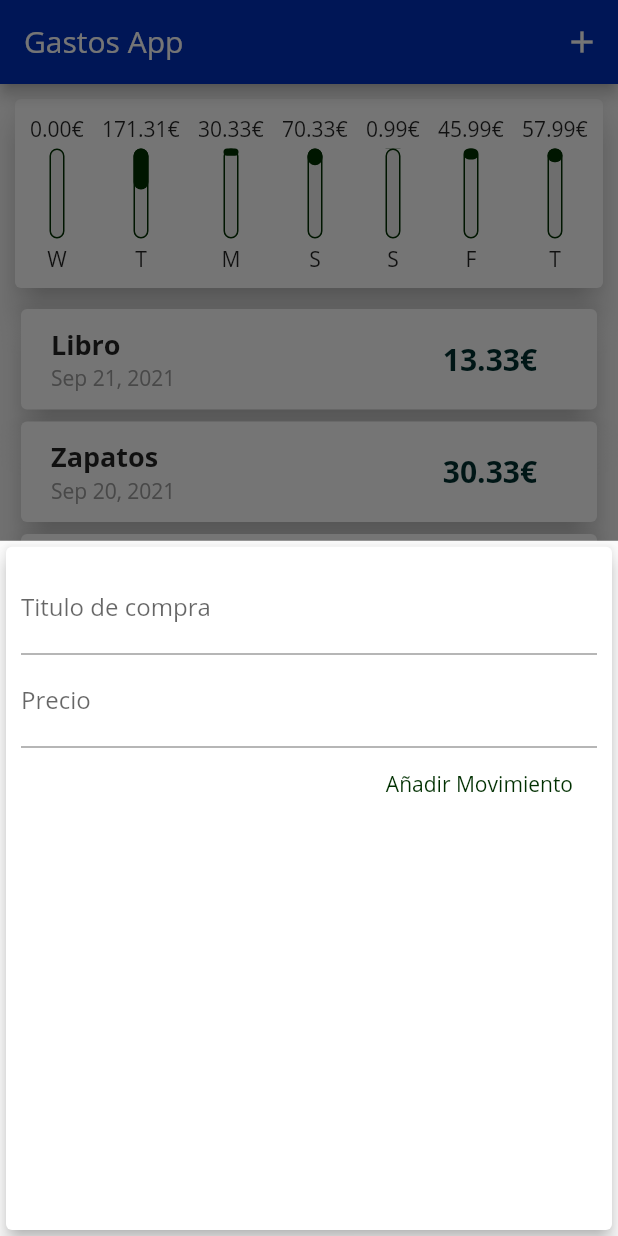
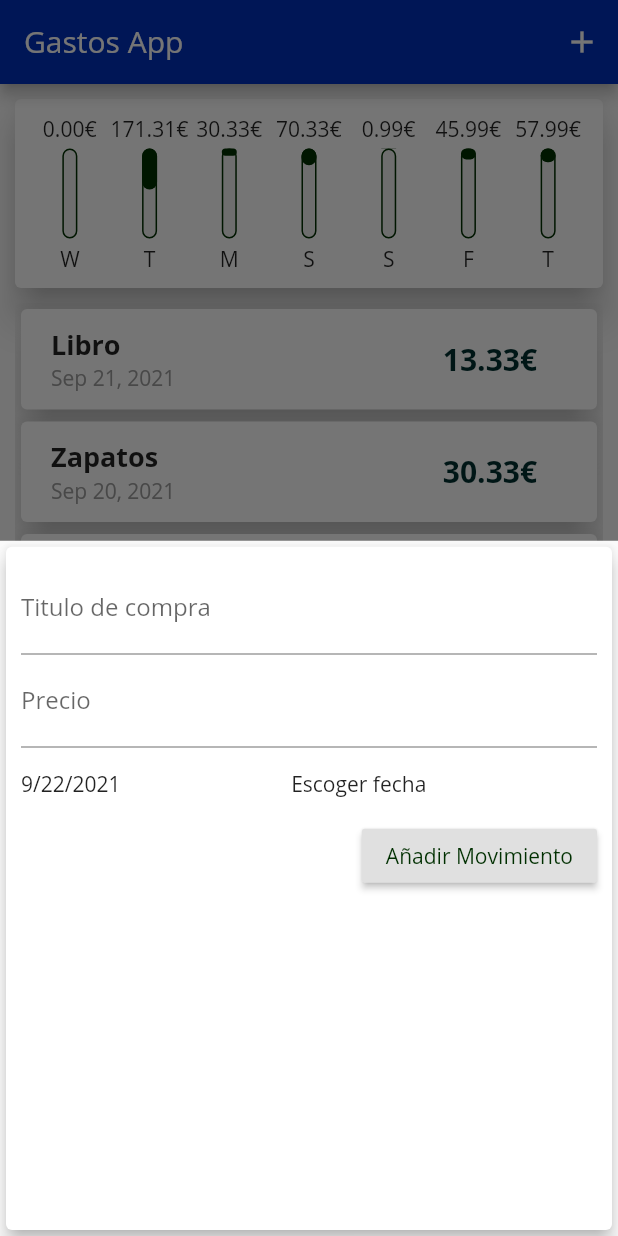
Before and after one commit to futbolin/Curso-Flutter---Dart, a Flutter app: the screen it shows after launch, after a tap on the "add" icon, on a phone screen of 412 x 824 dp. Run offline on Flutter 3.47's test engine with Material 2 defaults, Android fonts, the phone set to English and light mode, and no system bars.

```diff
--- a/ejercicios/gastos_personales/lib/main.dart
+++ b/ejercicios/gastos_personales/lib/main.dart
@@ -42,23 +42,50 @@ class MyHomePage extends StatefulWidget {
 class _MyHomePageState extends State<MyHomePage> {
   final List<Transaccion> transaccionesDelUsuario = [
     Transaccion(
-        id: "t1", titulo: "Libro", cantidad: 13.33, fecha: DateTime.now().subtract(Duration(days: 1))),
+        id: "t1",
+        titulo: "Libro",
+        cantidad: 13.33,
+        fecha: DateTime.now().subtract(Duration(days: 1))),
     Transaccion(
-        id: "t2", titulo: "Zapatos", cantidad: 30.33, fecha: DateTime.now().subtract(Duration(days: 2))),
+        id: "t2",
+        titulo: "Zapatos",
+        cantidad: 30.33,
+        fecha: DateTime.now().subtract(Duration(days: 2))),
     Transaccion(
-        id: "t3", titulo: "Cascos", cantidad: 70.33, fecha: DateTime.now().subtract(Duration(days: 3))),
+        id: "t3",
+        titulo: "Cascos",
+        cantidad: 70.33,
+        fecha: DateTime.now().subtract(Duration(days: 3))),
     Transaccion(
-        id: "t4", titulo: "Caja", cantidad: 0.99, fecha: DateTime.now().subtract(Duration(days: 4))),
+        id: "t4",
+        titulo: "Caja",
+        cantidad: 0.99,
+        fecha: DateTime.now().subtract(Duration(days: 4))),
     Transaccion(
-        id: "t5", titulo: "Colacoca", cantidad: 45.99, fecha: DateTime.now().subtract(Duration(days: 5))),
+        id: "t5",
+        titulo: "Colacoca",
+        cantidad: 45.99,
+        fecha: DateTime.now().subtract(Duration(days: 5))),
     Transaccion(
-        id: "t6", titulo: "Pañuelos", cantidad: 57.99, fecha: DateTime.now().subtract(Duration(days: 6))),
+        id: "t6",
+        titulo: "Pañuelos",
+        cantidad: 57.99,
+        fecha: DateTime.now().subtract(Duration(days: 6))),
     Transaccion(
-        id: "t7", titulo: "Series B ", cantidad: 5.99, fecha: DateTime.now().subtract(Duration(days: 7))),
+        id: "t7",
+        titulo: "Series B ",
+        cantidad: 5.99,
+        fecha: DateTime.now().subtract(Duration(days: 7))),
     Transaccion(
-        id: "t8", titulo: "Ifone", cantidad: 66.99, fecha: DateTime.now().subtract(Duration(days: 1))),
+        id: "t8",
+        titulo: "Ifone",
+        cantidad: 66.99,
+        fecha: DateTime.now().subtract(Duration(days: 1))),
     Transaccion(
-        id: "t9", titulo: "Cafe", cantidad: 90.99, fecha: DateTime.now().subtract(Duration(days: 1))),
+        id: "t9",
+        titulo: "Cafe",
+        cantidad: 90.99,
+        fecha: DateTime.now().subtract(Duration(days: 1))),
   ];
 
   List<Transaccion> get transaccionesRecientes {
@@ -69,11 +96,11 @@ class _MyHomePageState extends State<MyHomePage> {
     }).toList();
   }
 
-  void _agregarTransaccion(String titulo, double precio) {
+  void _agregarTransaccion(String titulo, double precio,DateTime fecha) {
     final nuevaTransaccion = Transaccion(
       titulo: titulo,
       cantidad: precio,
-      fecha: DateTime.now(),
+      fecha: fecha,
       id: DateTime.now().toString(),
     );
 
@@ -95,6 +122,8 @@ class _MyHomePageState extends State<MyHomePage> {
     );
   }
 
+
+
   @override
   Widget build(BuildContext context) {
     return Scaffold(
@@ -109,13 +138,13 @@ class _MyHomePageState extends State<MyHomePage> {
         ],
       ),
       body: Container(
-        child: SingleChildScrollView(
-          child: Column(
-            children: <Widget>[
-              Grafico(transaccionesDelUsuario),
-              TransaccionesLista(transaccionesRecientes),
-            ],
-          ),
+        child: Column(
+          mainAxisSize: MainAxisSize.max,
+          children: <Widget>[
+            Grafico(transaccionesDelUsuario),
+            SingleChildScrollView(
+                child: TransaccionesLista(transaccionesRecientes)),
+          ],
         ),
       ),
       floatingActionButton: FloatingActionButton(
--- a/ejercicios/gastos_personales/lib/widgets/grafico.dart
+++ b/ejercicios/gastos_personales/lib/widgets/grafico.dart
@@ -21,13 +21,15 @@ class Grafico extends StatelessWidget {
           totalSum += transaccionesRecientes[i].cantidad;
         }
       }
-      return {"dia": DateFormat.E().format(weekDay).substring(0,1), "cantidad": totalSum};
+      return {
+        "dia": DateFormat.E().format(weekDay).substring(0, 1),
+        "cantidad": totalSum
+      };
     });
   }
 
-  double get totalGastado{
-    return transaccionesAgrupadasPorValor.fold(0.0, (suma, element)
-    {
+  double get totalGastado {
+    return transaccionesAgrupadasPorValor.fold(0.0, (suma, element) {
       return suma + (element["cantidad"] as double);
     });
   }
@@ -42,7 +44,15 @@ class Grafico extends StatelessWidget {
         child: Row(
           mainAxisAlignment: MainAxisAlignment.spaceBetween,
           children: transaccionesAgrupadasPorValor.map((datos) {
-            return GraficoBarra(datos["dia"] as String,datos["cantidad"] as double,totalGastado != 0 ? ((datos["cantidad"] as double) / totalGastado):0);
+            return Flexible(
+              fit: FlexFit.tight,
+              child: GraficoBarra(
+                  datos["dia"] as String,
+                  datos["cantidad"] as double,
+                  totalGastado != 0
+                      ? ((datos["cantidad"] as double) / totalGastado)
+                      : 0),
+            );
           }).toList(),
         ),
       ),
--- a/ejercicios/gastos_personales/lib/widgets/grafico_barra.dart
+++ b/ejercicios/gastos_personales/lib/widgets/grafico_barra.dart
@@ -11,7 +11,9 @@ class GraficoBarra extends StatelessWidget {
   Widget build(BuildContext context) {
     return Column(
       children: [
-        Text("${cantidad.toStringAsFixed(2)}€"),
+        FittedBox(
+          child: Text("${cantidad.toStringAsFixed(2)}€"),
+        ),
         SizedBox(
           height: 4,
         ),
@@ -26,12 +28,12 @@ class GraficoBarra extends StatelessWidget {
                     color: Color.fromARGB(255, 0, 47, 0),
                     width: 1.0,
                   ),
-                  color: Color.fromARGB(255, 240 , 240, 240),
+                  color: Color.fromARGB(255, 240, 240, 240),
                   borderRadius: BorderRadius.circular(10),
                 ),
               ),
               FractionallySizedBox(
-                heightFactor: cantidadDelTotal,
+                  heightFactor: cantidadDelTotal,
                   child: Container(
                     decoration: BoxDecoration(
                         color: Color.fromARGB(255, 0, 47, 0),
--- a/ejercicios/gastos_personales/lib/widgets/nueva_transaccion.dart
+++ b/ejercicios/gastos_personales/lib/widgets/nueva_transaccion.dart
@@ -1,5 +1,5 @@
-import 'package:flutter/cupertino.dart';
 import 'package:flutter/material.dart';
+import 'package:intl/intl.dart';
 
 class NuevaTransaccion extends StatefulWidget {
   final Function agregarTransaccion;
@@ -15,17 +15,34 @@ class _NuevaTransaccionState extends State<NuevaTransaccion> {
 
   final precioControlador = TextEditingController();
 
+  DateTime fechaEscogida = DateTime.now() ;
+
+  void startEscogerFecha() {
+    showDatePicker(
+      context: context,
+      initialDate: DateTime.now(),
+      firstDate: DateTime(2019),
+      lastDate: DateTime.now(),
+    ).then((value) {
+      if (value == null) {
+        return;
+      }
+      setState(() {
+        fechaEscogida = value;
+      });
+    });
+  }
+
   void submit() {
     if (tituloControlador.text != "" &&
         double.tryParse(precioControlador.text)! > 0) {
       widget.agregarTransaccion(
-          tituloControlador.text, double.parse(precioControlador.text));
+          tituloControlador.text, double.parse(precioControlador.text),fechaEscogida);
     } else {
       return;
     }
 
     Navigator.of(context).pop();
-
   }
 
   @override
@@ -43,7 +60,6 @@ class _NuevaTransaccionState extends State<NuevaTransaccion> {
                 labelText: "Titulo de compra",
               ),
               onSubmitted: (val) => submit(),
-
             ),
             TextField(
               controller: precioControlador,
@@ -53,7 +69,18 @@ class _NuevaTransaccionState extends State<NuevaTransaccion> {
               keyboardType: TextInputType.numberWithOptions(decimal: true),
               onSubmitted: (val) => submit(),
             ),
-            FlatButton(
+            Row(
+              children: [
+                Text(fechaEscogida != null
+                    ? DateFormat.yMd().format(fechaEscogida)
+                    : "Sin fecha escogida!"),
+                Expanded(
+                  child: FlatButton(
+                      onPressed: startEscogerFecha, child: Text("Escoger fecha")),
+                )
+              ],
+            ),
+            RaisedButton(
               textColor: Color.fromARGB(255, 0, 47, 0),
               onPressed: () {
                 submit();
--- a/ejercicios/gastos_personales/lib/widgets/transacciones_lista.dart
+++ b/ejercicios/gastos_personales/lib/widgets/transacciones_lista.dart
@@ -13,8 +13,11 @@ class TransaccionesLista extends StatelessWidget {
 
   @override
   Widget build(BuildContext context) {
-    return Container(
-      height: 650,
+    return Column(
+      mainAxisSize: MainAxisSize.max,
+      children: [
+        Container(
+          height: 450,
           padding: EdgeInsets.symmetric(horizontal: 10),
           child: transaccionesDelUsuario.isEmpty
               ? Column(
@@ -81,6 +84,8 @@ class TransaccionesLista extends StatelessWidget {
                   },
                   itemCount: transaccionesDelUsuario.length,
                 ),
+        ),
+      ],
     );
   }
 }
```
Also changed, not shown: capturas/segundaApp3.png (added), capturas/segundaApp4.png (added), 3 other files. Lines whose indentation alone changed are shown as unchanged.
